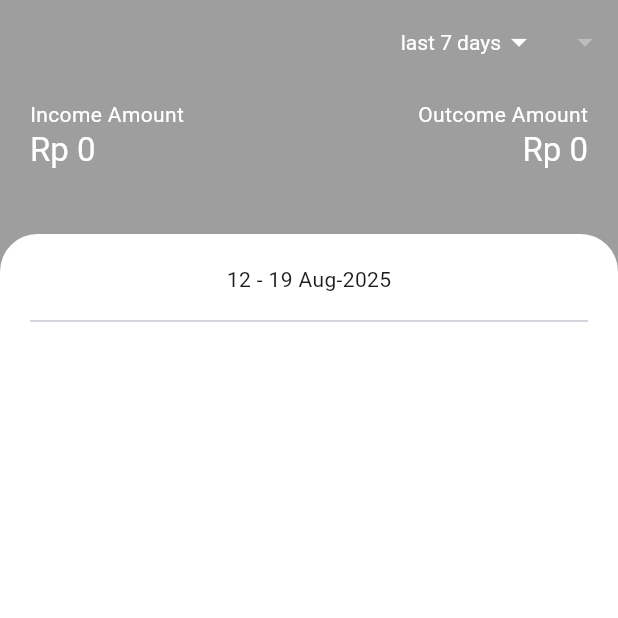
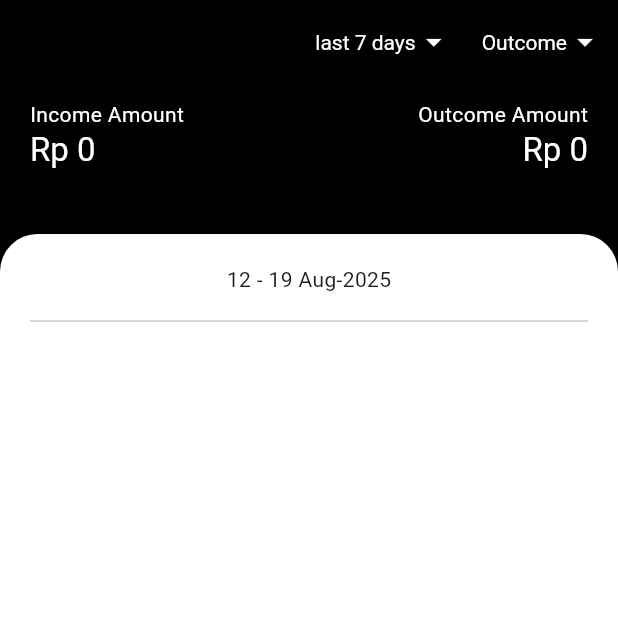
Before and after one commit to ffchrulrozi/my-budget, a Flutter app: the ReportPage screen opened directly with empty values, on a phone screen of 412 x 824 dp, the top half of it. Run offline on Flutter 3.47's test engine with Material 3 defaults, Android fonts, the phone set to English and light mode, and no system bars; our stand-ins replace drift, equatable, flutter_bloc, flutter_form_builder, font_awesome_flutter, form_builder_validators and 4 more; accounts and stored records are empty; generated files the repository leaves out were written again.

Commit message:
-providers: set multiproviders in main -setting: create bloc, db, and integrate these to page -handling setting theme mode

```diff
--- a/lib/features/dashboard/models/dashboard_page_setting.dart
+++ b/lib/features/dashboard/models/dashboard_page_setting.dart
@@ -4,6 +4,7 @@ class DashboardPageSetting {
   final String title;
   final Color color;
   final IconData icon;
+  final bool isThemeLight;
 
-  DashboardPageSetting(this.title, this.color, this.icon);
+  DashboardPageSetting(this.title, this.color, this.icon, this.isThemeLight);
 }
--- a/lib/features/report/page/report_page.dart
+++ b/lib/features/report/page/report_page.dart
@@ -17,6 +17,9 @@ class ReportPage extends StatelessWidget {
 
   @override
   Widget build(BuildContext context) {
+    final primaryColor =
+        pageSetting.isThemeLight ? pageSetting.color : Colors.black;
+
     final bloc = context.watch<ReportBloc>();
     final state = bloc.state;
     String dateNote = "";
@@ -54,9 +57,9 @@ class ReportPage extends StatelessWidget {
     }
 
     return Scaffold(
-      backgroundColor: pageSetting.color,
+      backgroundColor: primaryColor,
       appBar: AppBar(
-        backgroundColor: pageSetting.color,
+        backgroundColor: primaryColor,
         leading: Icon(pageSetting.icon),
         title: Text(pageSetting.title),
         titleSpacing: 0,
--- /dev/null
+++ b/lib/features/setting/bloc/setting_event.dart
@@ -0,0 +1,30 @@
+abstract class SettingEvent {}
+
+class Init extends SettingEvent {}
+
+class ChangeCategoryType extends SettingEvent {
+  final int typeId;
+
+  ChangeCategoryType(this.typeId);
+}
+
+class UpdateAppTheme extends SettingEvent {}
+
+class UpdateLanguage extends SettingEvent {}
+
+class Save extends SettingEvent {
+  final int monthlyLimit;
+  final List<CategoryForm> categories;
+
+  Save({required this.monthlyLimit, required this.categories});
+}
+
+class CategoryForm {
+  final int? id;
+  final int typeId;
+  final int icon;
+  final String name;
+  final int color;
+
+  CategoryForm(this.id, this.typeId, this.icon, this.name, this.color);
+}
--- /dev/null
+++ b/lib/features/setting/bloc/setting_state.dart
@@ -0,0 +1,36 @@
+import 'package:my_budget/data/drift/app_database.dart';
+
+class SettingState {
+  final bool? hasBeenInitialed;
+  final String? appTheme;
+  final String? appLanguage;
+  final int? monthlyLimit;
+  final List<Type> types;
+  final List<Category> categories;
+
+  SettingState({
+    this.hasBeenInitialed,
+    this.appTheme,
+    this.appLanguage,
+    this.monthlyLimit,
+    this.types = const [],
+    this.categories = const [],
+  });
+
+  SettingState copyWith(
+      {bool? hasBeenInitialed,
+      String? appTheme,
+      String? appLanguage,
+      int? monthlyLimit,
+      List<Type>? types,
+      List<Category>? categories}) {
+    return SettingState(
+      hasBeenInitialed: hasBeenInitialed ?? this.hasBeenInitialed,
+      appTheme: appTheme ?? this.appTheme,
+      appLanguage: appLanguage ?? this.appLanguage,
+      monthlyLimit: monthlyLimit ?? this.monthlyLimit,
+      types: types ?? this.types,
+      categories: categories ?? this.categories,
+    );
+  }
+}
--- a/lib/features/setting/models/setting.dart
+++ b/lib/features/setting/models/setting.dart
@@ -1,15 +1,27 @@
-import 'package:my_budget/data/models/category.dart';
-
 class Setting {
-  final String language;
-  final bool isAppBgLight;
+  final APP_THEME appTheme;
+  final APP_LANGUAGE appLanguage;
   final int monthlyLimit;
-  final List<Category>? categories;
 
   Setting({
-    required this.language,
-    required this.isAppBgLight,
+    required this.appTheme,
+    required this.appLanguage,
     required this.monthlyLimit,
-    this.categories,
   });
 }
+
+class SettingCode {
+  static const String APP_THEME = "app_theme";
+  static const String APP_LANGUAGE = "app_language";
+  static const String MONTHLY_LIMIT = "monthly_limit";
+}
+
+class APP_THEME {
+  static const String LIGHT = "Light";
+  static const String DARK = "Dark";
+}
+
+class APP_LANGUAGE {
+  static const String EN = "en";
+  static const String ID = "id";
+}
--- a/lib/theme/app_theme.dart
+++ b/lib/theme/app_theme.dart
@@ -1,8 +1,24 @@
 import 'package:flutter/material.dart';
 
-final ThemeData appTheme = ThemeData(
+final lightTheme = ThemeData(
+  brightness: Brightness.light,
+  colorScheme: ColorScheme.fromSeed(seedColor: Colors.blue),
+  useMaterial3: true,
+
   scaffoldBackgroundColor: Colors.white,
   appBarTheme: AppBarTheme(
     foregroundColor: Colors.white,
   ),
 );
+
+final darkTheme = ThemeData(
+  brightness: Brightness.dark,
+  colorScheme:
+      ColorScheme.fromSeed(seedColor: Colors.blue, brightness: Brightness.dark),
+  useMaterial3: true,
+
+  scaffoldBackgroundColor: Colors.white,
+  appBarTheme: AppBarTheme(
+    foregroundColor: Colors.white,
+  ),
+);
```
Also changed, not shown: lib/data/drift/app_database.dart (+21 -3 lines), lib/data/drift/tables/settings.dart (added, +9 -0 lines), lib/data/models/category.dart (deleted, +0 -13 lines), lib/features/dashboard/page/dashboard_page.dart (+7 -3 lines), lib/features/setting/bloc/setting_bloc.dart (added, +124 -0 lines), lib/features/setting/page/setting_page.dart (+50 -116 lines), lib/features/setting/page/widgets/setting_category_form_widget.dart (added, +47 -0 lines), lib/features/setting/page/widgets/setting_theme_widget.dart (added, +39 -0 lines), lib/features/transaction/list/page/transaction_list_page.dart (+6 -3 lines), lib/main.dart (+31 -11 lines), lib/data/drift/app_database.g.dart.
